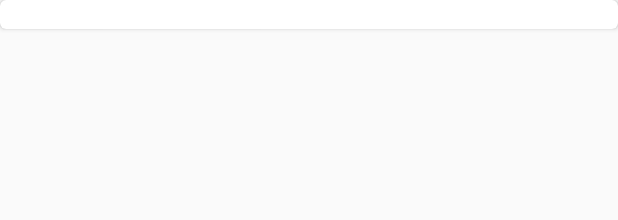
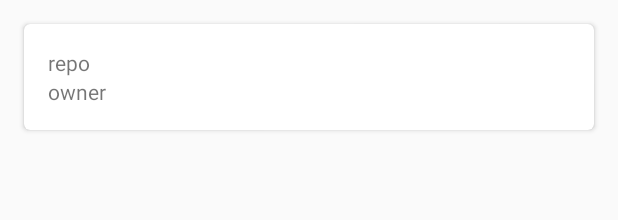
Before and after one commit to miroslav404/PocketGithub, an Android app: the layout search_result_item.xml on its own in the app's theme, with its tools: preview values and no code run, on a phone screen of 412 x 824 dp. Shown: the top 220 px of the screen. Run offline under Robolectric (Android 15) with nearby library versions, the phone set to English and light mode, and no system bars.

Commit message:
implemented search result

```diff
--- a/app/src/main/java/com/trollologic/pocketgithub/login/LoginActivity.java
+++ b/app/src/main/java/com/trollologic/pocketgithub/login/LoginActivity.java
@@ -1,11 +1,8 @@
 package com.trollologic.pocketgithub.login;
 
 import android.content.Context;
-import android.databinding.DataBindingComponent;
 import android.databinding.DataBindingUtil;
-import android.databinding.ViewDataBinding;
 import android.os.Bundle;
-import android.support.v7.app.AppCompatActivity;
 import android.view.View;
 
 import com.trollologic.pocketgithub.R;
--- a/app/src/main/java/com/trollologic/pocketgithub/search/SearchPresenter.java
+++ b/app/src/main/java/com/trollologic/pocketgithub/search/SearchPresenter.java
@@ -37,7 +37,11 @@ public class SearchPresenter implements BasePresenter {
         Subscription sub = Service.getRepositories(callType, query, sort, order, token, new ServiceCallbacks.SearchCallback() {
             @Override
             public void onSuccess(SearchResults response) {
-
+                if(view.getAdapter() == null) {
+                    view.updateResultList(response);
+                }else {
+                    view.getAdapter().notifyDataSetChanged();
+                }
             }
 
             @Override
--- a/app/src/main/java/com/trollologic/pocketgithub/search/SearchView.java
+++ b/app/src/main/java/com/trollologic/pocketgithub/search/SearchView.java
@@ -1,6 +1,7 @@
 package com.trollologic.pocketgithub.search;
 
 import com.trollologic.pocketgithub.base.BaseView;
+import com.trollologic.pocketgithub.models.responses.SearchResults;
 
 /**
  * Created by miroslav on 02.02.17..
@@ -8,4 +9,6 @@ import com.trollologic.pocketgithub.base.BaseView;
 
 public interface SearchView extends BaseView {
 
+    void updateResultList(SearchResults items);
+    ResultAdapter getAdapter();
 }
--- a/app/src/main/res/layout/search_result_item.xml
+++ b/app/src/main/res/layout/search_result_item.xml
@@ -1,15 +1,15 @@
 <layout xmlns:android="http://schemas.android.com/apk/res/android"
-    >
+    xmlns:tools="http://schemas.android.com/tools">
     <data>
-        <variable name="user"
-            type="com.trollologic.pocketgithub.models.User"/>
+        <variable name="repo"
+            type="com.trollologic.pocketgithub.models.SearchItem"/>
 
-        <variable name="handler"
-            type="com.trollologic.pocketgithub.login.LoginClickListeners"/>
+        <variable name="owner"
+            type="com.trollologic.pocketgithub.models.Owner"/>
     </data>
     <LinearLayout
         android:orientation="vertical" android:layout_width="match_parent"
-        android:layout_height="match_parent">
+        android:layout_height="wrap_content">
 
         <android.support.v7.widget.CardView
             xmlns:card_view="http://schemas.android.com/apk/res-auto"
@@ -18,15 +18,27 @@
             android:layout_width="match_parent"
             android:layout_height="wrap_content"
             card_view:cardCornerRadius="4dp"
-            android:paddingBottom="@dimen/activity_vertical_margin"
-            android:paddingLeft="@dimen/activity_horizontal_margin"
-            android:paddingRight="@dimen/activity_horizontal_margin"
-            android:paddingTop="@dimen/activity_vertical_margin">
+            android:layout_margin="@dimen/activity_vertical_margin"
+            >
 
+            <LinearLayout
+                android:layout_margin="@dimen/activity_vertical_margin"
+                android:layout_width="wrap_content"
+                android:layout_height="match_parent"
+                android:orientation="vertical">
             <TextView
-                android:id="@+id/info_text"
+                android:id="@+id/repo_name"
+                tools:text="repo"
+                android:text="@{repo.name}"
                 android:layout_width="match_parent"
                 android:layout_height="match_parent" />
+            <TextView
+                android:id="@+id/repo_owner"
+                tools:text="owner"
+                android:text="@{owner.login}"
+                android:layout_width="match_parent"
+                android:layout_height="match_parent" />
+            </LinearLayout>
         </android.support.v7.widget.CardView>
     </LinearLayout>
 </layout>
```
Also changed, not shown: app/src/main/java/com/trollologic/pocketgithub/models/Owner.java (added, +35 -0 lines), app/src/main/java/com/trollologic/pocketgithub/models/SearchItem.java (added, +83 -0 lines), app/src/main/java/com/trollologic/pocketgithub/models/responses/SearchResults.java (+14 -13 lines), app/src/main/java/com/trollologic/pocketgithub/search/ResultAdapter.java (+10 -4 lines), app/src/main/java/com/trollologic/pocketgithub/search/SearchActivity.java (+28 -2 lines).
